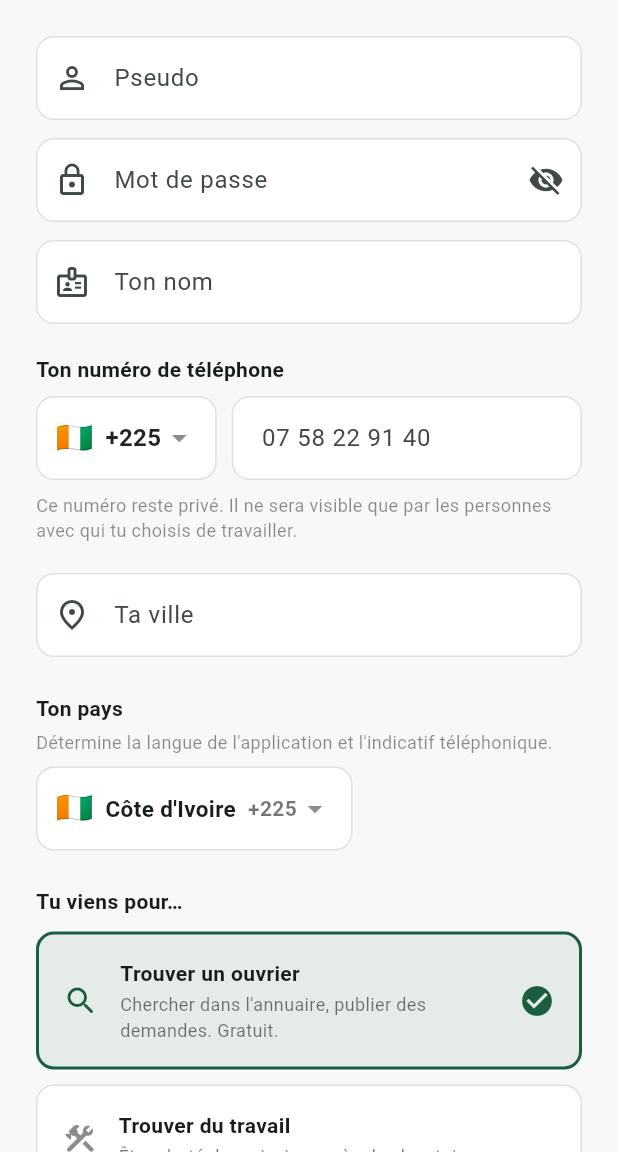
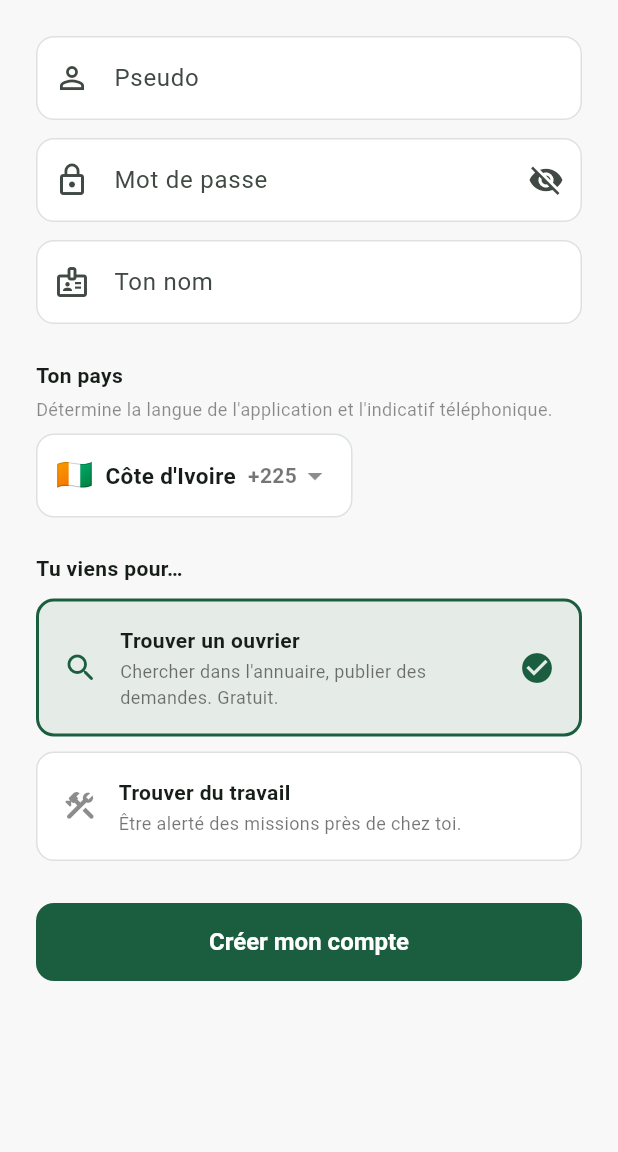
Before and after one commit to Tabis4004/ticonnect, a Flutter app: the screen it shows after launch, after a tap on "Créer un compte", on a phone screen of 412 x 824 dp, the part 84-1236 px from its top. Run offline on Flutter 3.47's test engine with Material 3 defaults, Android fonts, the phone set to English and light mode, and no system bars; our stand-ins replace flutter_map, geolocator, google_mobile_ads, latlong2, supabase_flutter; accounts and stored records are empty.

Commit message:
Corrections de compilation : const, doublon de traduction, signature signUp

```diff
--- a/lib/core/l10n.dart
+++ b/lib/core/l10n.dart
@@ -85,7 +85,6 @@ class L extends ChangeNotifier {
     'Alertes': 'Alerts',
 
     // Recherche d'ouvriers
-    'Trouver un ouvrier': 'Find a worker',
     'Maçon, chauffeur, plombier…': 'Mason, driver, plumber…',
     'Disponibles': 'Available',
     'Aucun ouvrier trouvé': 'No worker found',
--- a/lib/features/auth/auth_pages.dart
+++ b/lib/features/auth/auth_pages.dart
@@ -69,9 +69,9 @@ class _SignInPageState extends State<SignInPage> {
           TextField(
             controller: _identifier,
             autocorrect: false,
-            decoration: const InputDecoration(
+            decoration: InputDecoration(
               labelText: 'Pseudo'.tr,
-              prefixIcon: Icon(Icons.person_outline),
+              prefixIcon: const Icon(Icons.person_outline),
             ),
           ),
           const SizedBox(height: 12),
@@ -121,8 +121,6 @@ class _SignUpPageState extends State<SignUpPage> {
   final _username = TextEditingController();
   final _password = TextEditingController();
   final _fullName = TextEditingController();
-  final _phone = TextEditingController();
-  final _city = TextEditingController();
 
   Country _country = Countries.byCode(AppConfig.defaultCountry);
   String _role = 'client';
@@ -133,7 +131,7 @@ class _SignUpPageState extends State<SignUpPage> {
 
   @override
   void dispose() {
-    for (final c in [_username, _password, _fullName, _phone, _city]) {
+    for (final c in [_username, _password, _fullName]) {
       c.dispose();
     }
     super.dispose();
@@ -172,11 +170,6 @@ class _SignUpPageState extends State<SignUpPage> {
       showError(context, 'Entre ton nom'.tr);
       return;
     }
-    if (_phone.text.trim().length < 6) {
-      showError(context, 'Entre ton numéro de téléphone');
-      return;
-    }
-
     setState(() => _busy = true);
     try {
       if (!await AuthService.usernameAvailable(v)) {
@@ -187,10 +180,8 @@ class _SignUpPageState extends State<SignUpPage> {
         username: v,
         password: _password.text,
         fullName: _fullName.text,
-        phone: _phone.text,
         country: _country,
         role: _role,
-        city: _city.text,
       );
       if (!mounted) return;
       await context.read<AppSession>().refresh();
@@ -245,47 +236,10 @@ class _SignUpPageState extends State<SignUpPage> {
         TextField(
           controller: _fullName,
           textCapitalization: TextCapitalization.words,
-          decoration: const InputDecoration(
+          decoration: InputDecoration(
             labelText: 'Ton nom'.tr,
             hintText: 'Ibrahim Traoré',
-            prefixIcon: Icon(Icons.badge_outlined),
-          ),
-        ),
-        const SizedBox(height: 20),
-        const Text('Ton numéro de téléphone',
-            style: TextStyle(fontWeight: FontWeight.w600)),
-        const SizedBox(height: 8),
-        Row(children: [
-          CountryPickerButton(
-            selected: _country,
-            onChanged: (c) => setState(() => _country = c),
-          ),
-          const SizedBox(width: 10),
-          Expanded(
-            child: TextField(
-              controller: _phone,
-              keyboardType: TextInputType.phone,
-              inputFormatters: [
-                FilteringTextInputFormatter.allow(RegExp(r'[0-9 +]')),
-              ],
-              decoration: const InputDecoration(hintText: '07 58 22 91 40'),
-            ),
-          ),
-        ]),
-        const SizedBox(height: 8),
-        const Text(
-          'Ce numéro reste privé. Il ne sera visible que par les personnes '
-          'avec qui tu choisis de travailler.',
-          style: TextStyle(fontSize: 12, color: Colors.black45),
-        ),
-        const SizedBox(height: 20),
-        TextField(
-          controller: _city,
-          textCapitalization: TextCapitalization.words,
-          decoration: const InputDecoration(
-            labelText: 'Ta ville',
-            hintText: 'Abidjan',
-            prefixIcon: Icon(Icons.place_outlined),
+            prefixIcon: const Icon(Icons.badge_outlined),
           ),
         ),
         const SizedBox(height: 24),
```
Also changed, not shown: 2 other files.
